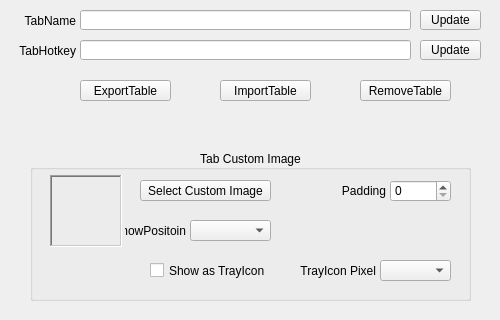
First picture: the form in QKeyMapper/qtablesetupdialog.ui, repository Zalafina/QKeyMapper, before the edit.
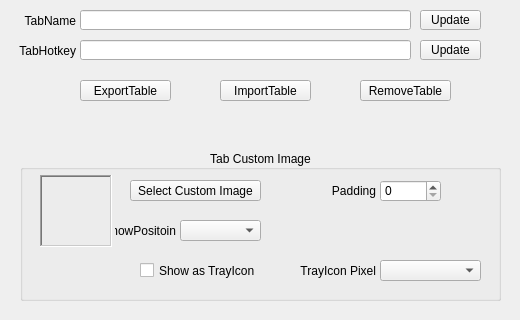
Second picture: the form after the edit.

Commit message: Adjust tabsetupdialog size.

Patch:
```diff
--- a/QKeyMapper/qtablesetupdialog.ui
+++ b/QKeyMapper/qtablesetupdialog.ui
@@ -6,7 +6,7 @@
    <rect>
     <x>0</x>
     <y>0</y>
-    <width>500</width>
+    <width>520</width>
     <height>320</height>
    </rect>
   </property>
@@ -18,13 +18,13 @@
   </property>
   <property name="minimumSize">
    <size>
-    <width>500</width>
+    <width>520</width>
     <height>320</height>
    </size>
   </property>
   <property name="maximumSize">
    <size>
-    <width>500</width>
+    <width>520</width>
     <height>320</height>
    </size>
   </property>
@@ -181,7 +181,7 @@
   <widget class="QLabel" name="customImageLabel">
    <property name="geometry">
     <rect>
-     <x>50</x>
+     <x>40</x>
      <y>175</y>
      <width>72</width>
      <height>72</height>
@@ -209,7 +209,7 @@
   <widget class="QPushButton" name="selectCustomImageButton">
    <property name="geometry">
     <rect>
-     <x>140</x>
+     <x>130</x>
      <y>180</y>
      <width>131</width>
      <height>21</height>
@@ -228,7 +228,7 @@
   <widget class="QComboBox" name="customImageShowPositionComboBox">
    <property name="geometry">
     <rect>
-     <x>190</x>
+     <x>180</x>
      <y>220</y>
      <width>81</width>
      <height>21</height>
@@ -249,7 +249,7 @@
     <rect>
      <x>265</x>
      <y>180</y>
-     <width>121</width>
+     <width>111</width>
      <height>22</height>
     </rect>
    </property>
@@ -263,7 +263,7 @@
   <widget class="QCheckBox" name="customImageShowAsTrayIconCheckBox">
    <property name="geometry">
     <rect>
-     <x>150</x>
+     <x>140</x>
      <y>260</y>
      <width>141</width>
      <height>21</height>
@@ -279,7 +279,7 @@
   <widget class="QSpinBox" name="customImagePaddingSpinBox">
    <property name="geometry">
     <rect>
-     <x>390</x>
+     <x>380</x>
      <y>180</y>
      <width>61</width>
      <height>22</height>
@@ -292,7 +292,7 @@
   <widget class="QLabel" name="customImageShowPositionLabel">
    <property name="geometry">
     <rect>
-     <x>125</x>
+     <x>115</x>
      <y>220</y>
      <width>61</width>
      <height>21</height>
@@ -308,9 +308,9 @@
   <widget class="QGroupBox" name="tabCustomImageGroupBox">
    <property name="geometry">
     <rect>
-     <x>30</x>
+     <x>20</x>
      <y>150</y>
-     <width>441</width>
+     <width>481</width>
      <height>151</height>
     </rect>
    </property>
@@ -326,7 +326,7 @@
     <rect>
      <x>380</x>
      <y>260</y>
-     <width>71</width>
+     <width>101</width>
      <height>21</height>
     </rect>
    </property>
```
